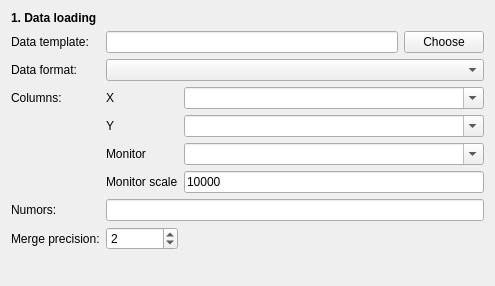
This is ufit/gui/dataloader.ui in McStasMcXtrace/ufit as Qt 5 draws it before an edit. The edited form follows.
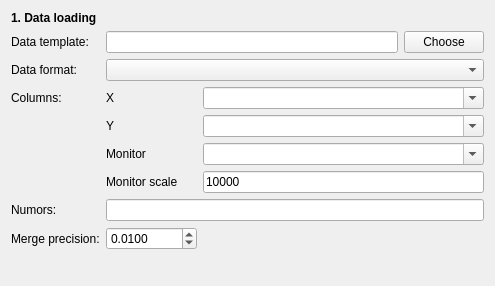
This is the edited form.

Commit message: data merging: add general rebinning based on step size

```diff
--- a/ufit/gui/dataloader.ui
+++ b/ufit/gui/dataloader.ui
@@ -62,16 +62,6 @@
      <item row="8" column="1" colspan="3">
       <widget class="QLineEdit" name="numors"/>
      </item>
-     <item row="9" column="1">
-      <widget class="QSpinBox" name="precision">
-       <property name="maximum">
-        <number>5</number>
-       </property>
-       <property name="value">
-        <number>2</number>
-       </property>
-      </widget>
-     </item>
      <item row="2" column="3">
       <widget class="QPushButton" name="settemplate">
        <property name="sizePolicy">
@@ -214,6 +204,22 @@
      <item row="3" column="1" colspan="3">
       <widget class="QComboBox" name="dataformat"/>
      </item>
+     <item row="9" column="1">
+      <widget class="QDoubleSpinBox" name="precision">
+       <property name="decimals">
+        <number>4</number>
+       </property>
+       <property name="maximum">
+        <double>10000.000000000000000</double>
+       </property>
+       <property name="singleStep">
+        <double>0.010000000000000</double>
+       </property>
+       <property name="value">
+        <double>0.010000000000000</double>
+       </property>
+      </widget>
+     </item>
     </layout>
    </item>
   </layout>
```
The commit also changes 2 other files.
